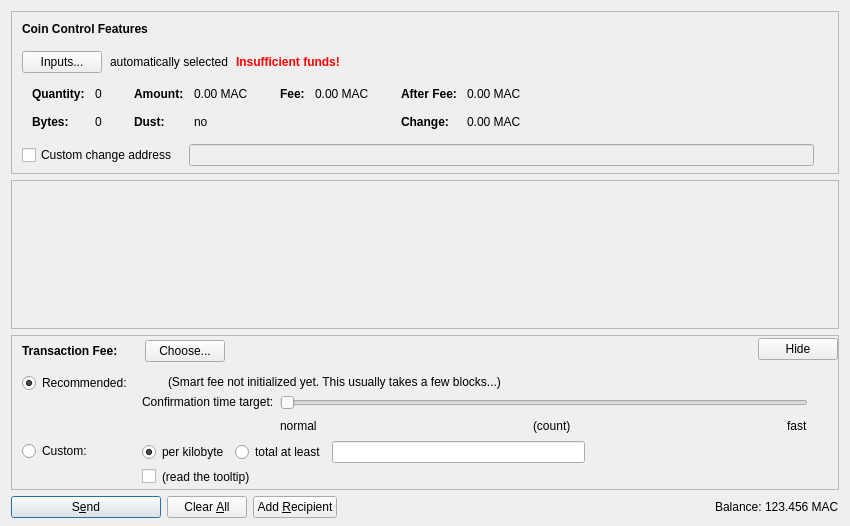
Old version of the form src/qt/forms/sendcoinsdialog.ui in the repository machinecoin-project/machinecoin-core.
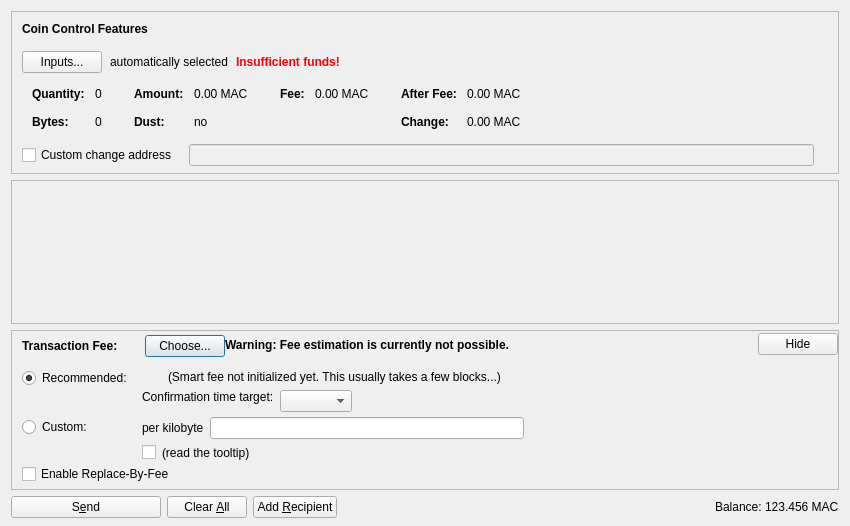
New version of the form. Icons and pictures are not drawn. Custom widgets are drawn as their Qt base class.

```diff
--- a/src/qt/forms/sendcoinsdialog.ui
+++ b/src/qt/forms/sendcoinsdialog.ui
@@ -759,11 +759,33 @@
             </item>
            </layout>
           </item>
+          <item>
+           <widget class="QLabel" name="fallbackFeeWarningLabel">
+            <property name="toolTip">
+             <string>Using the fallbackfee can result in sending a transaction that will take several hours or days (or never) to confirm. Consider choosing your fee manually or wait until you have validated the complete chain.</string>
+            </property>
+            <property name="font">
+            <font>
+                <weight>75</weight>
+                <bold>true</bold>
+            </font>
+            </property>
+            <property name="text">
+             <string>Warning: Fee estimation is currently not possible.</string>
+            </property>
+            <property name="wordWrap">
+             <bool>false</bool>
+            </property>
+           </widget>
+          </item>
           <item>
            <spacer name="horizontalSpacer_4">
             <property name="orientation">
              <enum>Qt::Horizontal</enum>
             </property>
+            <property name="sizeType">
+             <enum>QSizePolicy::MinimumExpanding</enum>
+            </property>
             <property name="sizeHint" stdset="0">
              <size>
               <width>40</width>
@@ -824,32 +846,13 @@
                <item>
                 <layout class="QHBoxLayout" name="horizontalLayoutFee13">
                  <item>
-                  <widget class="QRadioButton" name="radioCustomPerKilobyte">
+                  <widget class="QLabel" name="labelCustomPerKilobyte">
                    <property name="toolTip">
                     <string>If the custom fee is set to 1000 satoshis and the transaction is only 250 bytes, then &quot;per kilobyte&quot; only pays 250 satoshis in fee, while &quot;total at least&quot; pays 1000 satoshis. For transactions bigger than a kilobyte both pay by kilobyte.</string>
                    </property>
                    <property name="text">
                     <string>per kilobyte</string>
                    </property>
-                   <property name="checked">
-                    <bool>true</bool>
-                   </property>
-                   <attribute name="buttonGroup">
-                    <string notr="true">groupCustomFee</string>
-                   </attribute>
-                  </widget>
-                 </item>
-                 <item>
-                  <widget class="QRadioButton" name="radioCustomAtLeast">
-                   <property name="toolTip">
-                    <string>If the custom fee is set to 1000 satoshis and the transaction is only 250 bytes, then &quot;per kilobyte&quot; only pays 250 satoshis in fee, while &quot;total at least&quot; pays 1000 satoshis. For transactions bigger than a kilobyte both pay by kilobyte.</string>
-                   </property>
-                   <property name="text">
-                    <string>total at least</string>
-                   </property>
-                   <attribute name="buttonGroup">
-                    <string notr="true">groupCustomFee</string>
-                   </attribute>
                   </widget>
                  </item>
                  <item>
@@ -1059,44 +1062,15 @@
                     <number>30</number>
                    </property>
                    <item>
-                    <widget class="QSlider" name="sliderSmartFee">
-                     <property name="minimum">
+                    <layout class="QHBoxLayout" name="horizontalLayoutConfTarget">
+                     <property name="bottomMargin">
                       <number>0</number>
                      </property>
-                     <property name="maximum">
-                      <number>23</number>
-                     </property>
-                     <property name="pageStep">
-                      <number>1</number>
-                     </property>
-                     <property name="value">
-                      <number>0</number>
-                     </property>
-                     <property name="orientation">
-                      <enum>Qt::Horizontal</enum>
-                     </property>
-                     <property name="invertedAppearance">
-                      <bool>false</bool>
-                     </property>
-                     <property name="invertedControls">
-                      <bool>false</bool>
-                     </property>
-                     <property name="tickPosition">
-                      <enum>QSlider::NoTicks</enum>
-                     </property>
-                    </widget>
-                   </item>
-                   <item>
-                    <layout class="QHBoxLayout" name="horizontalLayoutFee10">
                      <item>
-                      <widget class="QLabel" name="labelSmartFeeNormal">
-                       <property name="text">
-                        <string>normal</string>
-                       </property>
-                      </widget>
+                      <widget class="QComboBox" name="confTargetSelector"/>
                      </item>
                      <item>
-                      <spacer name="horizontalSpacer_7">
+                      <spacer name="horizontalSpacerConfTarget">
                        <property name="orientation">
                         <enum>Qt::Horizontal</enum>
                        </property>
@@ -1108,33 +1082,6 @@
                        </property>
                       </spacer>
                      </item>
-                     <item>
-                      <widget class="QLabel" name="confirmationTargetLabel">
-                       <property name="text">
-                        <string notr="true">(count)</string>
-                       </property>
-                      </widget>
-                     </item>
-                     <item>
-                      <spacer name="horizontalSpacer_3">
-                       <property name="orientation">
-                        <enum>Qt::Horizontal</enum>
-                       </property>
-                       <property name="sizeHint" stdset="0">
-                        <size>
-                         <width>40</width>
-                         <height>20</height>
-                        </size>
-                       </property>
-                      </spacer>
-                     </item>
-                     <item>
-                      <widget class="QLabel" name="labelSmartFeeFast">
-                       <property name="text">
-                        <string>fast</string>
-                       </property>
-                      </widget>
-                     </item>
                     </layout>
                    </item>
                   </layout>
@@ -1158,6 +1105,16 @@
              </item>
             </layout>
            </item>
+           <item>
+            <widget class="QCheckBox" name="optInRBF">
+             <property name="text">
+              <string>Enable Replace-By-Fee</string>
+             </property>
+             <property name="toolTip">
+              <string>With Replace-By-Fee (BIP-125) you can increase a transaction's fee after it is sent. Without this, a higher fee may be recommended to compensate for increased transaction delay risk.</string>
+             </property>
+            </widget>
+           </item>
           </layout>
          </widget>
         </item>
@@ -1168,8 +1125,8 @@
           </property>
           <property name="sizeHint" stdset="0">
            <size>
-            <width>800</width>
-            <height>1</height>
+            <width>40</width>
+            <height>5</height>
            </size>
           </property>
          </spacer>
@@ -1203,7 +1160,7 @@
         <bool>false</bool>
        </property>
        <property name="default">
-        <bool>true</bool>
+        <bool>false</bool>
        </property>
       </widget>
      </item>
```
Left out of the diff: 5 changed lines with no effect on the pictures.
